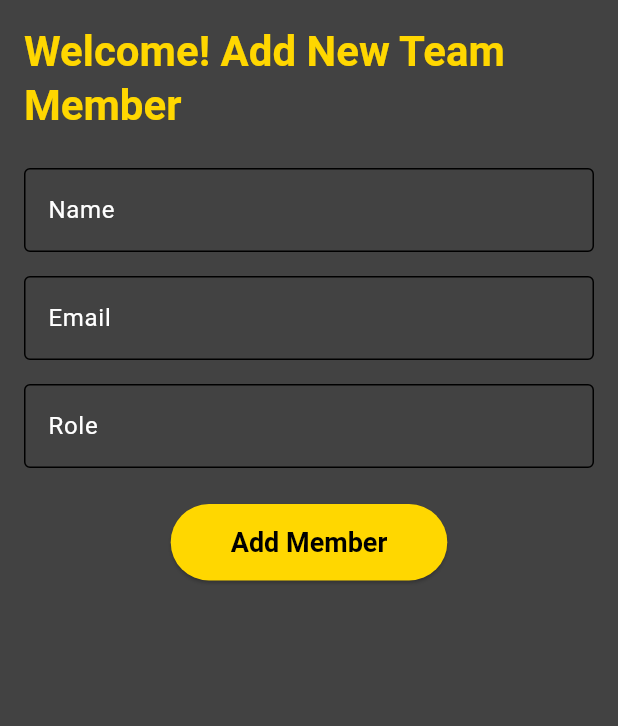
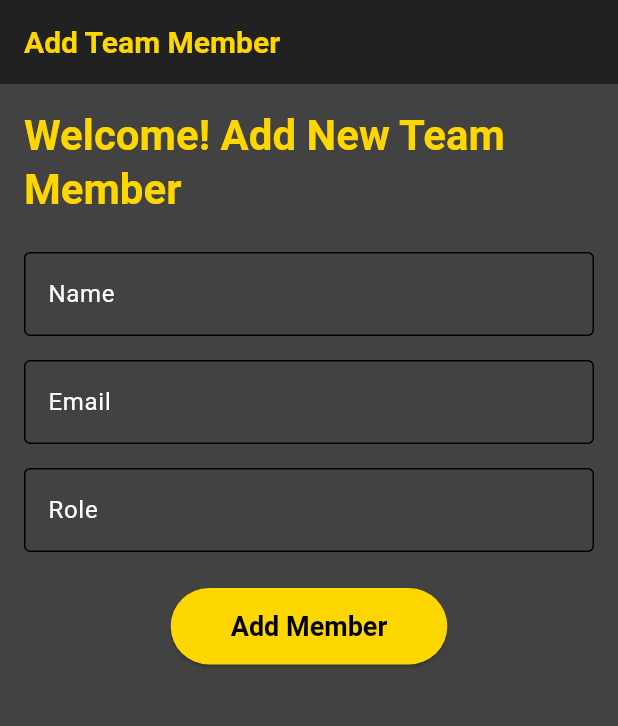
Before and after one commit to nifad2005/Team-Braviant-Desktop, a Flutter app: the screen it shows after launch, on a phone screen of 412 x 824 dp, the part 84-810 px from its top. Run offline on Flutter 3.47's test engine with Material 3 defaults, Android fonts, the phone set to English and light mode, and no system bars; our stand-ins replace sqflite; accounts and stored records are empty.

Commit message:
Team Braviant desktop

```diff
--- a/lib/screens/add_team_member_screen.dart
+++ b/lib/screens/add_team_member_screen.dart
@@ -48,7 +48,11 @@ class _AddTeamMemberScreenState extends State<AddTeamMemberScreen> {
 
   @override
   Widget build(BuildContext context) {
-    return SingleChildScrollView(
+    return Scaffold(
+      appBar: AppBar(
+        title: const Text('Add Team Member'),
+      ),
+      body: SingleChildScrollView(
         child: Center(
           child: ConstrainedBox(
             constraints: const BoxConstraints(maxWidth: 600),
@@ -133,6 +137,7 @@ class _AddTeamMemberScreenState extends State<AddTeamMemberScreen> {
             ),
           ),
         ),
+      ),
     );
   }
 }
```
Lines whose indentation alone changed are shown as unchanged.
